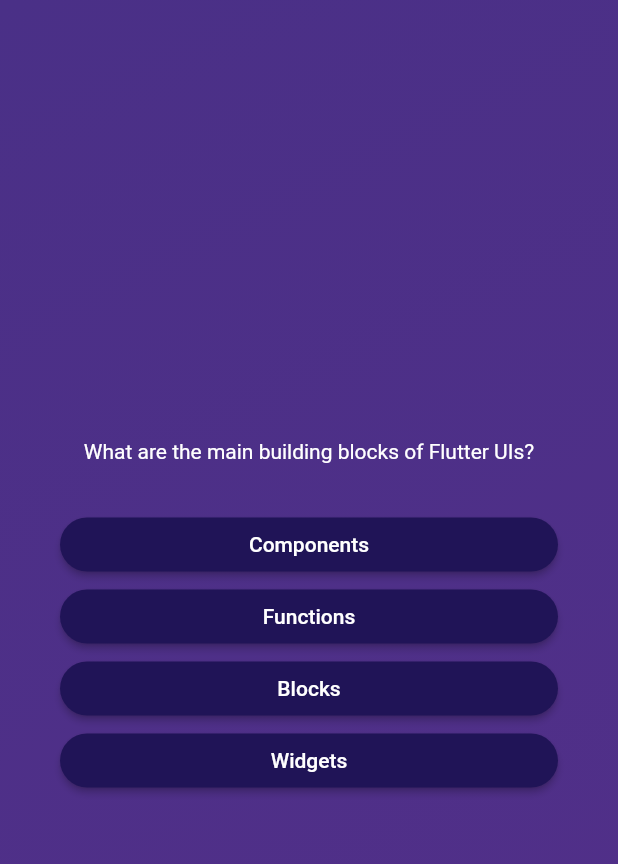
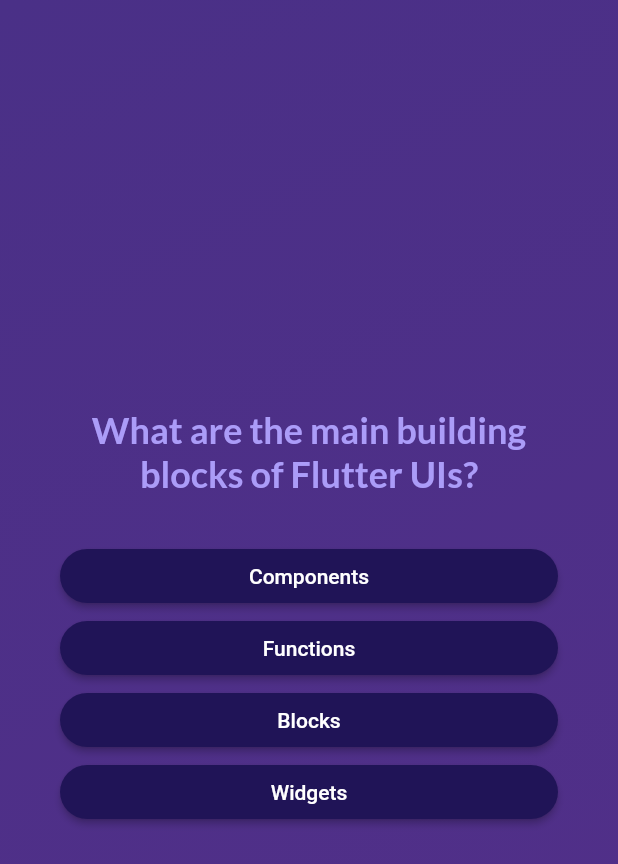
Before and after one commit to kartpop/quiz_app, a Flutter app: the screen it shows after launch, after a tap on "Start Quiz", on a phone screen of 412 x 824 dp. Shown: the top 864 px of the screen. Run offline on Flutter 3.47's test engine with Material 2 defaults, Android fonts, the phone set to English and light mode, and no system bars; our stand-ins replace google_fonts.

Commit message:
chore: style text with google fonts

```diff
--- a/lib/answer_button.dart
+++ b/lib/answer_button.dart
@@ -1,7 +1,8 @@
 import 'package:flutter/material.dart';
 
 class AnswerButton extends StatelessWidget {
-  const AnswerButton({super.key, required this.answerText, required this.onTap});
+  const AnswerButton(
+      {super.key, required this.answerText, required this.onTap});
 
   final String answerText;
   final void Function() onTap;
@@ -16,7 +17,10 @@ class AnswerButton extends StatelessWidget {
           foregroundColor: Colors.white,
           shape:
               RoundedRectangleBorder(borderRadius: BorderRadius.circular(40))),
-      child: Text(answerText),
+      child: Text(
+        answerText,
+        textAlign: TextAlign.center,
+      ),
     );
   }
 }
--- a/lib/questions_screen.dart
+++ b/lib/questions_screen.dart
@@ -1,4 +1,5 @@
 import 'package:flutter/material.dart';
+import 'package:google_fonts/google_fonts.dart';
 import 'package:quiz_app/answer_button.dart';
 import 'package:quiz_app/data/questions.dart';
 
@@ -34,7 +35,11 @@ class _QuestionsScreen extends State<QuestionsScreen> {
           children: [
             Text(
               currentQuestion.text,
-              style: const TextStyle(color: Colors.white),
+              style: GoogleFonts.lato(
+                color: const Color.fromARGB(255, 171, 156, 248),
+                fontSize: 24,
+                fontWeight: FontWeight.bold,
+              ),
               textAlign: TextAlign.center,
             ),
             const SizedBox(
--- a/lib/start_screen.dart
+++ b/lib/start_screen.dart
@@ -1,4 +1,5 @@
 import 'package:flutter/material.dart';
+import 'package:google_fonts/google_fonts.dart';
 
 class StartScreen extends StatelessWidget {
   const StartScreen(this.startQuiz, {super.key});
@@ -14,12 +15,12 @@ class StartScreen extends StatelessWidget {
           width: 250,
           color: const Color.fromARGB(151, 255, 255, 255),
         ),
-        const Padding(
+        Padding(
           padding: EdgeInsets.only(top: 60, bottom: 20),
           child: Text(
             'Learn Flutter the fun way!',
-            style: TextStyle(
-              color: Colors.white,
+            style: GoogleFonts.lato(
+              color: const Color.fromARGB(255, 171, 156, 248),
               fontSize: 24,
             ),
           ),
--- a/pubspec.yaml
+++ b/pubspec.yaml
@@ -35,6 +35,7 @@ dependencies:
   # The following adds the Cupertino Icons font to your application.
   # Use with the CupertinoIcons class for iOS style icons.
   cupertino_icons: ^1.0.2
+  google_fonts: ^6.1.0
 
 dev_dependencies:
   flutter_test:
```
Also changed, not shown: pubspec.lock, 1 other file.
